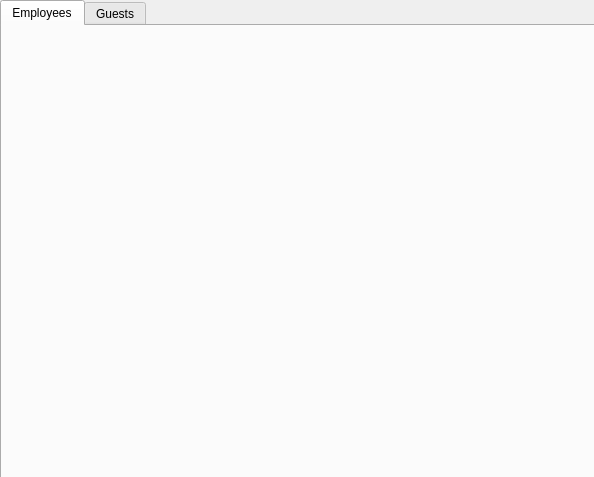
Qt form client/ManagerView.ui (ZpmPower/Hotel_Network) before a commit.
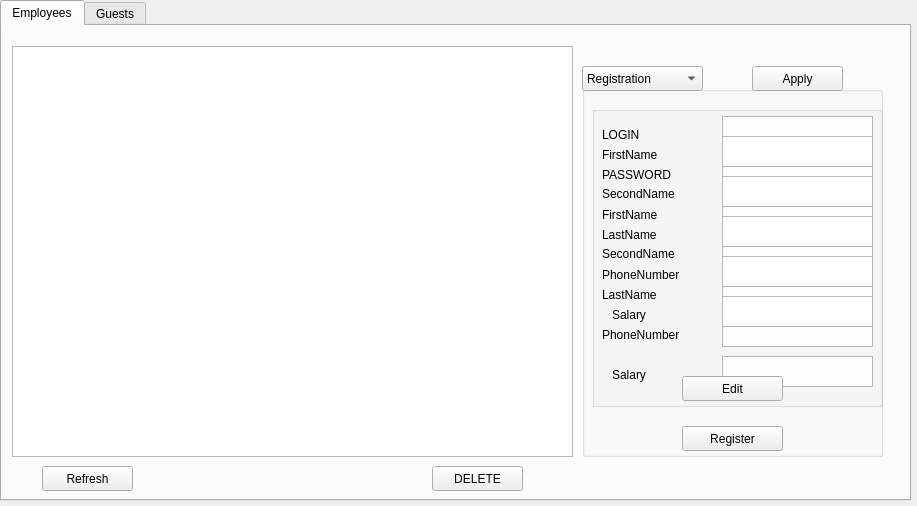
The same form after that commit.

Commit message: Manager add,edit,get employees

```diff
--- a/client/ManagerView.ui
+++ b/client/ManagerView.ui
@@ -6,8 +6,8 @@
    <rect>
     <x>0</x>
     <y>0</y>
-    <width>594</width>
-    <height>477</height>
+    <width>917</width>
+    <height>506</height>
    </rect>
   </property>
   <property name="windowTitle">
@@ -18,8 +18,8 @@
     <rect>
      <x>0</x>
      <y>0</y>
-     <width>601</width>
-     <height>491</height>
+     <width>911</width>
+     <height>501</height>
     </rect>
    </property>
    <property name="currentIndex">
@@ -29,6 +29,454 @@
     <attribute name="title">
      <string>Employees</string>
     </attribute>
+    <widget class="QTableWidget" name="EmployeesTbl">
+     <property name="geometry">
+      <rect>
+       <x>10</x>
+       <y>20</y>
+       <width>561</width>
+       <height>411</height>
+      </rect>
+     </property>
+     <property name="editTriggers">
+      <set>QAbstractItemView::NoEditTriggers</set>
+     </property>
+     <property name="showGrid">
+      <bool>true</bool>
+     </property>
+    </widget>
+    <widget class="QPushButton" name="hotelEmployeesBtn">
+     <property name="geometry">
+      <rect>
+       <x>40</x>
+       <y>440</y>
+       <width>91</width>
+       <height>25</height>
+      </rect>
+     </property>
+     <property name="text">
+      <string>Refresh</string>
+     </property>
+    </widget>
+    <widget class="QGroupBox" name="regBox">
+     <property name="enabled">
+      <bool>true</bool>
+     </property>
+     <property name="geometry">
+      <rect>
+       <x>580</x>
+       <y>60</y>
+       <width>301</width>
+       <height>371</height>
+      </rect>
+     </property>
+     <property name="title">
+      <string/>
+     </property>
+     <widget class="QPlainTextEdit" name="loginRPT">
+      <property name="geometry">
+       <rect>
+        <x>140</x>
+        <y>30</y>
+        <width>151</width>
+        <height>31</height>
+       </rect>
+      </property>
+     </widget>
+     <widget class="QPlainTextEdit" name="passwordRPT">
+      <property name="geometry">
+       <rect>
+        <x>140</x>
+        <y>70</y>
+        <width>151</width>
+        <height>31</height>
+       </rect>
+      </property>
+     </widget>
+     <widget class="QPlainTextEdit" name="firstNRPT">
+      <property name="geometry">
+       <rect>
+        <x>140</x>
+        <y>110</y>
+        <width>151</width>
+        <height>31</height>
+       </rect>
+      </property>
+     </widget>
+     <widget class="QPlainTextEdit" name="secondNRPT">
+      <property name="geometry">
+       <rect>
+        <x>140</x>
+        <y>150</y>
+        <width>151</width>
+        <height>31</height>
+       </rect>
+      </property>
+     </widget>
+     <widget class="QPlainTextEdit" name="lastNRPT">
+      <property name="geometry">
+       <rect>
+        <x>140</x>
+        <y>190</y>
+        <width>151</width>
+        <height>31</height>
+       </rect>
+      </property>
+     </widget>
+     <widget class="QPlainTextEdit" name="phoneRPT">
+      <property name="geometry">
+       <rect>
+        <x>140</x>
+        <y>230</y>
+        <width>151</width>
+        <height>31</height>
+       </rect>
+      </property>
+     </widget>
+     <widget class="QLabel" name="label_19">
+      <property name="geometry">
+       <rect>
+        <x>20</x>
+        <y>40</y>
+        <width>91</width>
+        <height>17</height>
+       </rect>
+      </property>
+      <property name="text">
+       <string>LOGIN</string>
+      </property>
+     </widget>
+     <widget class="QLabel" name="label_20">
+      <property name="geometry">
+       <rect>
+        <x>20</x>
+        <y>80</y>
+        <width>91</width>
+        <height>17</height>
+       </rect>
+      </property>
+      <property name="text">
+       <string>PASSWORD</string>
+      </property>
+     </widget>
+     <widget class="QLabel" name="label_21">
+      <property name="geometry">
+       <rect>
+        <x>20</x>
+        <y>120</y>
+        <width>91</width>
+        <height>17</height>
+       </rect>
+      </property>
+      <property name="text">
+       <string>FirstName</string>
+      </property>
+     </widget>
+     <widget class="QLabel" name="label_22">
+      <property name="geometry">
+       <rect>
+        <x>20</x>
+        <y>160</y>
+        <width>91</width>
+        <height>16</height>
+       </rect>
+      </property>
+      <property name="text">
+       <string>SecondName</string>
+      </property>
+     </widget>
+     <widget class="QLabel" name="label_23">
+      <property name="geometry">
+       <rect>
+        <x>20</x>
+        <y>200</y>
+        <width>91</width>
+        <height>17</height>
+       </rect>
+      </property>
+      <property name="text">
+       <string>LastName</string>
+      </property>
+     </widget>
+     <widget class="QLabel" name="label_24">
+      <property name="geometry">
+       <rect>
+        <x>20</x>
+        <y>240</y>
+        <width>91</width>
+        <height>17</height>
+       </rect>
+      </property>
+      <property name="text">
+       <string>PhoneNumber</string>
+      </property>
+     </widget>
+     <widget class="QLabel" name="label_25">
+      <property name="geometry">
+       <rect>
+        <x>30</x>
+        <y>280</y>
+        <width>54</width>
+        <height>17</height>
+       </rect>
+      </property>
+      <property name="text">
+       <string>Salary</string>
+      </property>
+     </widget>
+     <widget class="QPlainTextEdit" name="salaryRPT">
+      <property name="geometry">
+       <rect>
+        <x>140</x>
+        <y>270</y>
+        <width>151</width>
+        <height>31</height>
+       </rect>
+      </property>
+     </widget>
+     <widget class="QPushButton" name="regReceptBtn">
+      <property name="geometry">
+       <rect>
+        <x>100</x>
+        <y>340</y>
+        <width>101</width>
+        <height>25</height>
+       </rect>
+      </property>
+      <property name="text">
+       <string>Register</string>
+      </property>
+     </widget>
+     <widget class="QLabel" name="regLabel">
+      <property name="geometry">
+       <rect>
+        <x>90</x>
+        <y>310</y>
+        <width>131</width>
+        <height>17</height>
+       </rect>
+      </property>
+      <property name="text">
+       <string/>
+      </property>
+     </widget>
+    </widget>
+    <widget class="QPushButton" name="pushButton">
+     <property name="geometry">
+      <rect>
+       <x>750</x>
+       <y>40</y>
+       <width>91</width>
+       <height>25</height>
+      </rect>
+     </property>
+     <property name="text">
+      <string>Apply</string>
+     </property>
+    </widget>
+    <widget class="QComboBox" name="comboBox">
+     <property name="geometry">
+      <rect>
+       <x>580</x>
+       <y>40</y>
+       <width>121</width>
+       <height>25</height>
+      </rect>
+     </property>
+     <item>
+      <property name="text">
+       <string>Registration</string>
+      </property>
+     </item>
+     <item>
+      <property name="text">
+       <string>Edit</string>
+      </property>
+     </item>
+    </widget>
+    <widget class="QGroupBox" name="editBox">
+     <property name="enabled">
+      <bool>true</bool>
+     </property>
+     <property name="geometry">
+      <rect>
+       <x>590</x>
+       <y>80</y>
+       <width>291</width>
+       <height>301</height>
+      </rect>
+     </property>
+     <property name="title">
+      <string/>
+     </property>
+     <widget class="QPlainTextEdit" name="firstNEdit">
+      <property name="geometry">
+       <rect>
+        <x>130</x>
+        <y>30</y>
+        <width>151</width>
+        <height>31</height>
+       </rect>
+      </property>
+     </widget>
+     <widget class="QPlainTextEdit" name="secondNEdit">
+      <property name="geometry">
+       <rect>
+        <x>130</x>
+        <y>70</y>
+        <width>151</width>
+        <height>31</height>
+       </rect>
+      </property>
+     </widget>
+     <widget class="QPlainTextEdit" name="lastNEdit">
+      <property name="geometry">
+       <rect>
+        <x>130</x>
+        <y>110</y>
+        <width>151</width>
+        <height>31</height>
+       </rect>
+      </property>
+     </widget>
+     <widget class="QPlainTextEdit" name="phoneEdit">
+      <property name="geometry">
+       <rect>
+        <x>130</x>
+        <y>150</y>
+        <width>151</width>
+        <height>31</height>
+       </rect>
+      </property>
+     </widget>
+     <widget class="QLabel" name="label_28">
+      <property name="geometry">
+       <rect>
+        <x>10</x>
+        <y>40</y>
+        <width>91</width>
+        <height>17</height>
+       </rect>
+      </property>
+      <property name="text">
+       <string>FirstName</string>
+      </property>
+     </widget>
+     <widget class="QLabel" name="label_29">
+      <property name="geometry">
+       <rect>
+        <x>10</x>
+        <y>80</y>
+        <width>91</width>
+        <height>16</height>
+       </rect>
+      </property>
+      <property name="text">
+       <string>SecondName</string>
+      </property>
+     </widget>
+     <widget class="QLabel" name="label_30">
+      <property name="geometry">
+       <rect>
+        <x>10</x>
+        <y>120</y>
+        <width>91</width>
+        <height>17</height>
+       </rect>
+      </property>
+      <property name="text">
+       <string>LastName</string>
+      </property>
+     </widget>
+     <widget class="QLabel" name="label_31">
+      <property name="geometry">
+       <rect>
+        <x>10</x>
+        <y>160</y>
+        <width>91</width>
+        <height>17</height>
+       </rect>
+      </property>
+      <property name="text">
+       <string>PhoneNumber</string>
+      </property>
+     </widget>
+     <widget class="QLabel" name="label_32">
+      <property name="geometry">
+       <rect>
+        <x>20</x>
+        <y>200</y>
+        <width>54</width>
+        <height>17</height>
+       </rect>
+      </property>
+      <property name="text">
+       <string>Salary</string>
+      </property>
+     </widget>
+     <widget class="QPlainTextEdit" name="salaryEdit">
+      <property name="geometry">
+       <rect>
+        <x>130</x>
+        <y>190</y>
+        <width>151</width>
+        <height>31</height>
+       </rect>
+      </property>
+     </widget>
+     <widget class="QPushButton" name="editBtn">
+      <property name="geometry">
+       <rect>
+        <x>90</x>
+        <y>270</y>
+        <width>101</width>
+        <height>25</height>
+       </rect>
+      </property>
+      <property name="text">
+       <string>Edit</string>
+      </property>
+     </widget>
+     <widget class="QLabel" name="regLabel_2">
+      <property name="geometry">
+       <rect>
+        <x>90</x>
+        <y>310</y>
+        <width>131</width>
+        <height>17</height>
+       </rect>
+      </property>
+      <property name="text">
+       <string/>
+      </property>
+     </widget>
+     <widget class="QLabel" name="label">
+      <property name="geometry">
+       <rect>
+        <x>110</x>
+        <y>230</y>
+        <width>54</width>
+        <height>17</height>
+       </rect>
+      </property>
+      <property name="text">
+       <string/>
+      </property>
+     </widget>
+    </widget>
+    <widget class="QPushButton" name="deleteBtn">
+     <property name="geometry">
+      <rect>
+       <x>430</x>
+       <y>440</y>
+       <width>91</width>
+       <height>25</height>
+      </rect>
+     </property>
+     <property name="text">
+      <string>DELETE</string>
+     </property>
+    </widget>
    </widget>
    <widget class="QWidget" name="tabGuests">
     <attribute name="title">
```
The commit also changes 22 other files.
